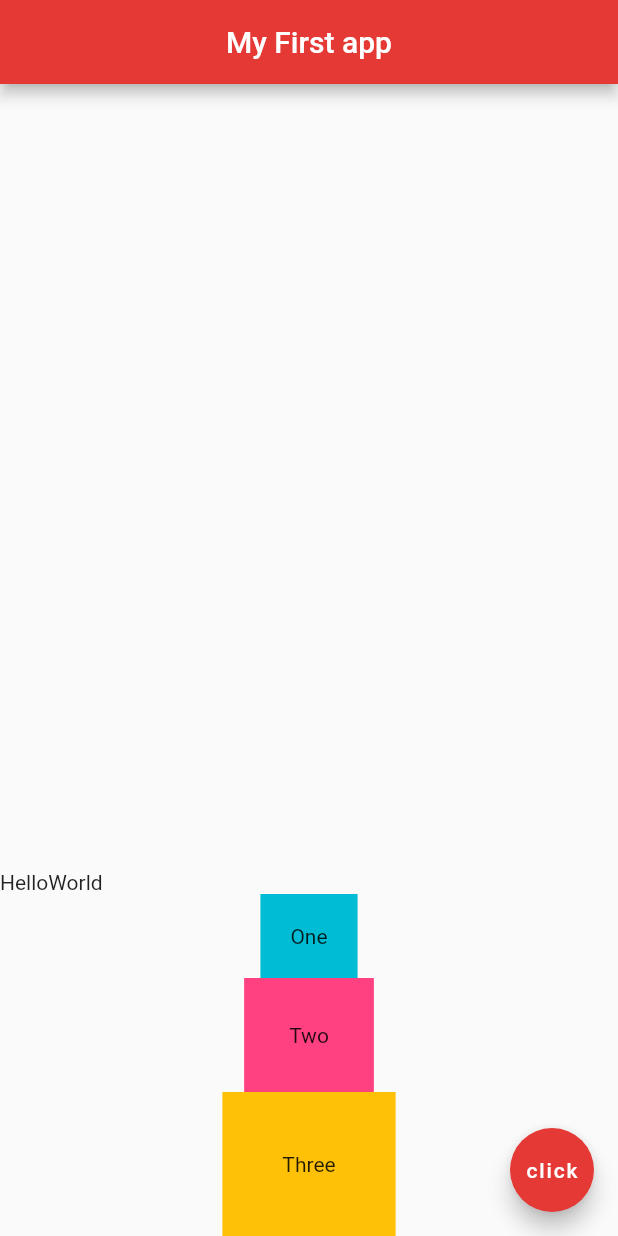
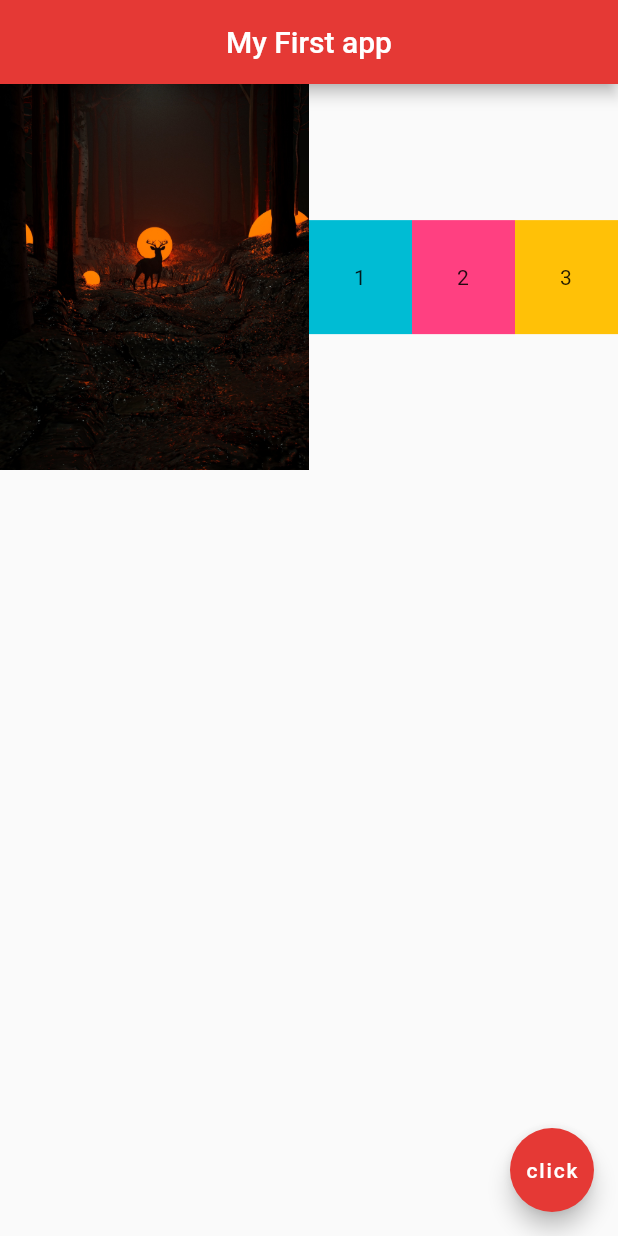
Before and after one commit to mahdibouaziz/flutter-learn-ninja, a Flutter app: the screen it shows after launch, on a phone screen of 412 x 824 dp. Run offline on Flutter 3.47's test engine with Material 2 defaults, Android fonts, the phone set to English and light mode, and no system bars.

Commit message:
Expanded Widgets

```diff
--- a/lib/main.dart
+++ b/lib/main.dart
@@ -15,6 +15,8 @@ class Home extends StatelessWidget {
         centerTitle: true,
         backgroundColor: Colors.red[600],
       ),
+
+      //Center Widget
       // body: const Center(
       //   // child: Image(image: AssetImage("images/pic1.jpg")),
       // //     child: Icon(
@@ -28,12 +30,14 @@ class Home extends StatelessWidget {
       //   ),
       // ),
 
+      //Container widget
       // body:Container(
       //   padding:const EdgeInsets.all(20.0) ,
       //   color: Colors.grey[400],
       //   child:const Text('Hello'),
       // ),
 
+      //Row widget
       // body: Row(
       //   mainAxisAlignment:MainAxisAlignment.spaceEvenly ,
       //   crossAxisAlignment: CrossAxisAlignment.center,
@@ -51,30 +55,64 @@ class Home extends StatelessWidget {
       //   ],
       // ),
 
-      body: Column(
-        mainAxisAlignment: MainAxisAlignment.end,
-        crossAxisAlignment: CrossAxisAlignment.center,
+      //Column widget
+      // body: Column(
+      //   mainAxisAlignment: MainAxisAlignment.end,
+      //   crossAxisAlignment: CrossAxisAlignment.center,
+      //   children: <Widget>[
+      //     Row(
+      //       children: const <Widget>[
+      //         Text("Hello"),
+      //         Text("World"),
+      //       ],
+      //     ),
+      //     Container(
+      //       padding: const EdgeInsets.all(20.0),
+      //       color: Colors.cyan,
+      //       child: const Text("One"),
+      //     ),
+      //     Container(
+      //       padding: const EdgeInsets.all(30.0),
+      //       color: Colors.pinkAccent,
+      //       child: const Text("Two"),
+      //     ),
+      //     Container(
+      //       padding: const EdgeInsets.all(40.0),
+      //       color: Colors.amber,
+      //       child: const Text("Three"),
+      //     ),
+      //   ],
+      // ),
+
+      //Expanded Widget
+      body: Row(
         children: <Widget>[
-          Row(
-            children: const <Widget>[
-              Text("Hello"),
-              Text("World"),
-            ],
+          Expanded(
+              flex: 3,
+              child: Image.asset("images/pic1.jpg")),
+          Expanded(
+            flex: 1,
+            child: Container(
+              padding: const EdgeInsets.all(30.0),
+              color: Colors.cyan,
+              child: const Text('1'),
+            ),
           ),
-          Container(
-            padding: const EdgeInsets.all(20.0),
-            color: Colors.cyan,
-            child: const Text("One"),
+          Expanded(
+            flex: 1,
+            child: Container(
+              padding: const EdgeInsets.all(30.0),
+              color: Colors.pinkAccent,
+              child: const Text('2'),
+            ),
           ),
-          Container(
-            padding: const EdgeInsets.all(30.0),
-            color: Colors.pinkAccent,
-            child: const Text("Two"),
-          ),
-          Container(
-            padding: const EdgeInsets.all(40.0),
-            color: Colors.amber,
-            child: const Text("Three"),
+          Expanded(
+            flex: 1,
+            child: Container(
+              padding: const EdgeInsets.all(30.0),
+              color: Colors.amber,
+              child: const Text('3'),
+            ),
           ),
         ],
       ),
```
